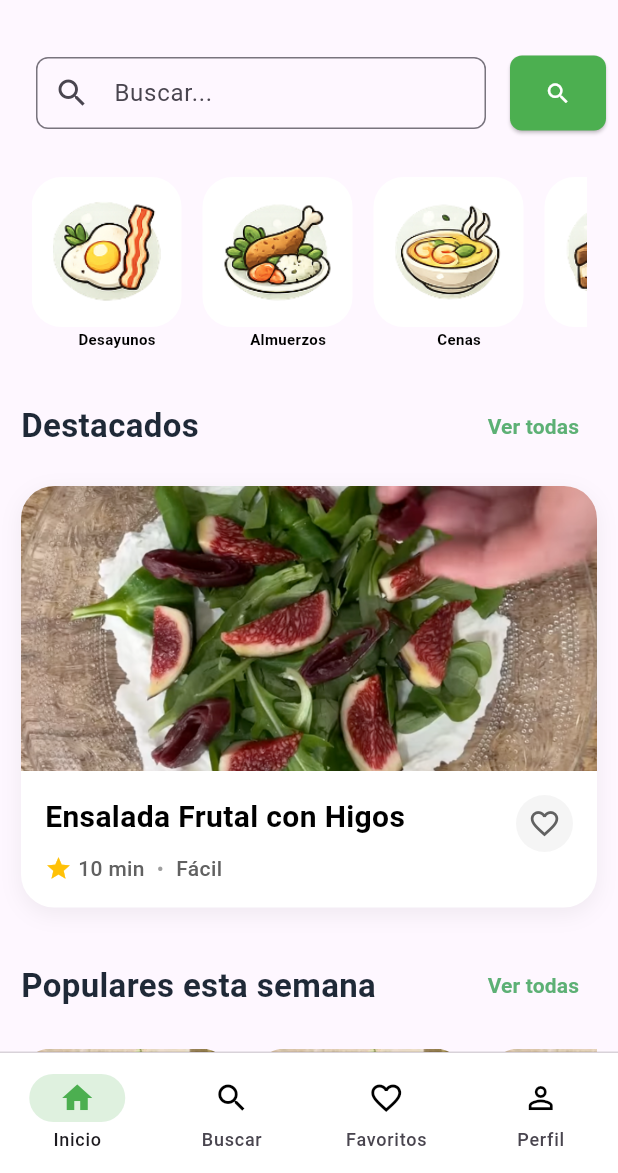
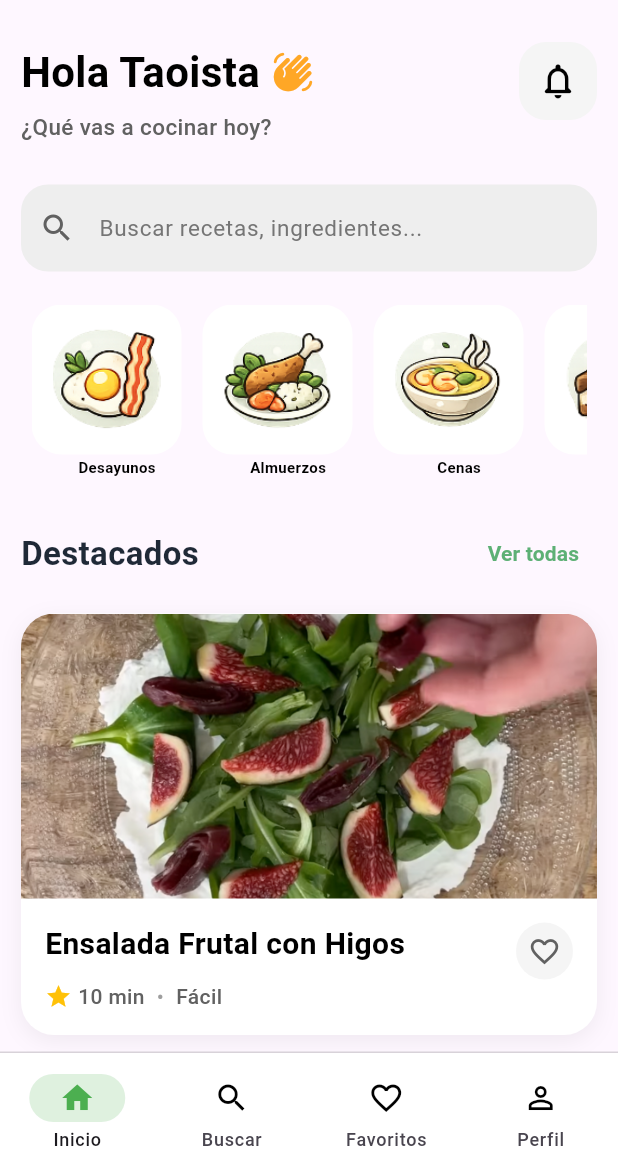
Before and after one commit to Taoista/recetastao, a Flutter app: the screen it shows after launch, on a phone screen of 412 x 824 dp, the part 63-1236 px from its top. Run offline on Flutter 3.47's test engine with Material 3 defaults, Android fonts, the phone set to English and light mode, and no system bars; our stand-ins replace go_router.

Commit message:
fit header del usuario

```diff
--- /dev/null
+++ b/lib/screens/home/header.dart
@@ -0,0 +1,65 @@
+import 'package:flutter/material.dart';
+
+class Header extends StatelessWidget {
+  const Header({super.key});
+
+  @override
+  Widget build(BuildContext context) {
+    return Row(
+      mainAxisAlignment: MainAxisAlignment.spaceBetween,
+      crossAxisAlignment: CrossAxisAlignment.start,
+      children: [
+        /// LEFT CONTENT
+        Column(
+          crossAxisAlignment: CrossAxisAlignment.start,
+          children: [
+            /// HELLO
+            Row(
+              children: [
+                const Text(
+                  'Hola Taoista',
+                  style: TextStyle(
+                    fontSize: 28,
+                    fontWeight: FontWeight.bold,
+                    color: Colors.black,
+                  ),
+                ),
+                const SizedBox(width: 8),
+                Icon(
+                  Icons.waving_hand_rounded,
+                  color: Colors.orange.shade400,
+                  size: 28,
+                ),
+              ],
+            ),
+
+            const SizedBox(height: 6),
+
+            Text(
+              '¿Qué vas a cocinar hoy?',
+              style: TextStyle(
+                fontSize: 15,
+                color: Colors.grey.shade700,
+                fontWeight: FontWeight.w500,
+              ),
+            ),
+          ],
+        ),
+
+        /// NOTIFICATION BUTTON
+        Container(
+          padding: const EdgeInsets.all(12),
+          decoration: BoxDecoration(
+            color: Colors.grey.shade100,
+            borderRadius: BorderRadius.circular(18),
+          ),
+          child: const Icon(
+            Icons.notifications_none_rounded,
+            color: Colors.black,
+            size: 28,
+          ),
+        ),
+      ],
+    );
+  }
+}
--- a/lib/screens/home/home_screen.dart
+++ b/lib/screens/home/home_screen.dart
@@ -3,6 +3,7 @@ import 'package:recetastao/core/constants/app_category.dart';
 import 'package:recetastao/models/type_foods.dart';
 import 'package:recetastao/screens/home/card_category.dart';
 import 'package:recetastao/screens/home/featured_card.dart';
+import 'package:recetastao/screens/home/header.dart';
 import 'package:recetastao/screens/home/popular_week.dart';
 import 'package:recetastao/widgets/main_navigation_bar.dart';
 import 'package:recetastao/widgets/search_main.dart';
@@ -48,9 +49,15 @@ class _HomeScreenState extends State<HomeScreen> {
       body: SingleChildScrollView(
         child: Column(
           children: [
-            /// SEARCH
+            // ? Header
             Padding(
-              padding: const EdgeInsets.all(8.0),
+              padding: const EdgeInsets.all(14.0),
+              child: Header(),
+            ),
+
+            // ? Busacdor
+            Padding(
+              padding: const EdgeInsets.all(14.0),
               child: SearchMain(),
             ),
 
--- a/lib/widgets/search_main.dart
+++ b/lib/widgets/search_main.dart
@@ -5,38 +5,29 @@ class SearchMain extends StatelessWidget {
 
   @override
   Widget build(BuildContext context) {
-    return Row(
-      children: [
-        // Input con ícono de búsqueda adentro
-        Expanded(
-          child: Padding(
-            padding: const EdgeInsets.all(16.0),
-            child: TextField(
-              decoration: InputDecoration(
-                hintText: 'Buscar...',
-                prefixIcon: const Icon(Icons.search), // Icono dentro del input
-                border: OutlineInputBorder(
-                  borderRadius: BorderRadius.circular(8.0),
-                ),
-                contentPadding: const EdgeInsets.symmetric(horizontal: 12.0),
-              ),
-            ),
+    return Container(
+      height: 58,
+      decoration: BoxDecoration(
+        color: Colors.grey.shade200,
+        borderRadius: BorderRadius.circular(18),
+      ),
+      child: TextField(
+        decoration: InputDecoration(
+          hintText: 'Buscar recetas, ingredientes...',
+          hintStyle: TextStyle(
+            color: Colors.grey.shade600,
+            fontSize: 15,
+          ),
+          prefixIcon: Icon(
+            Icons.search,
+            color: Colors.grey.shade700,
+          ),
+          border: InputBorder.none,
+          contentPadding: const EdgeInsets.symmetric(
+            vertical: 18,
           ),
         ),
-        // const SizedBox(width: 8),
-        // Botón cuadrado, verde, con ícono blanco
-        ElevatedButton(
-          onPressed: () {},
-          style: ElevatedButton.styleFrom(
-            backgroundColor: Colors.green, // Color de fondo verde
-            shape: RoundedRectangleBorder(
-              borderRadius: BorderRadius.circular(8.0), // Bordes redondeados
-            ),
-            padding: const EdgeInsets.all(16),
-          ),
-          child: const Icon(Icons.search, color: Colors.white), // Ícono blanco
-        ),
-      ],
+      ),
     );
   }
 }
```
